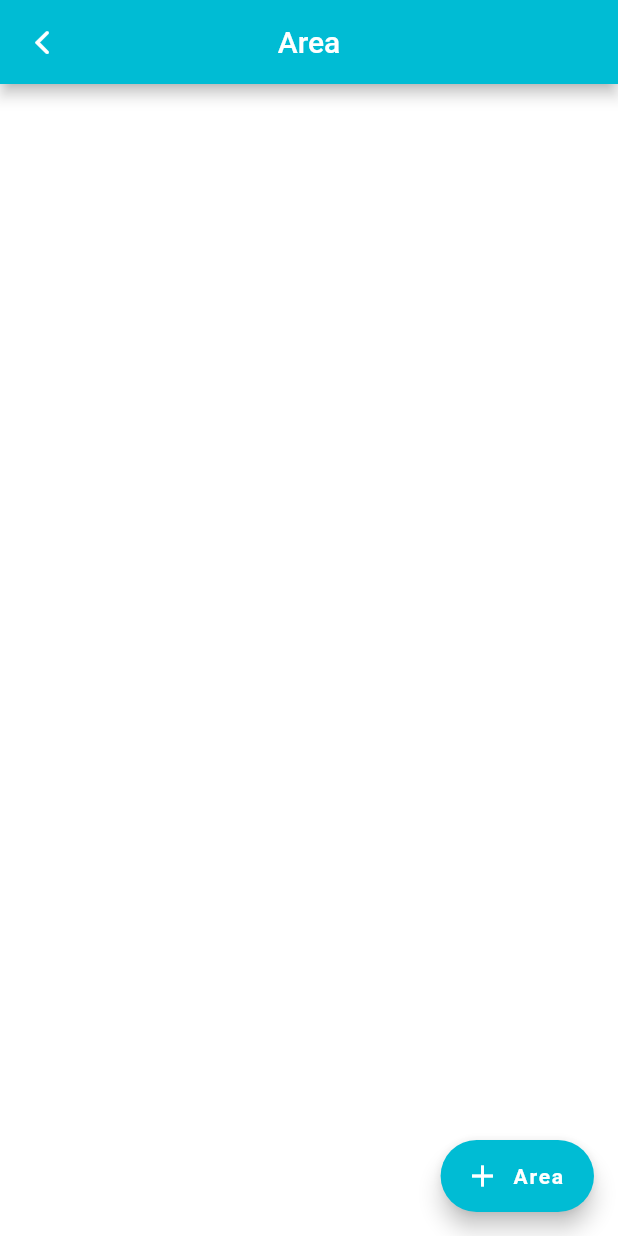
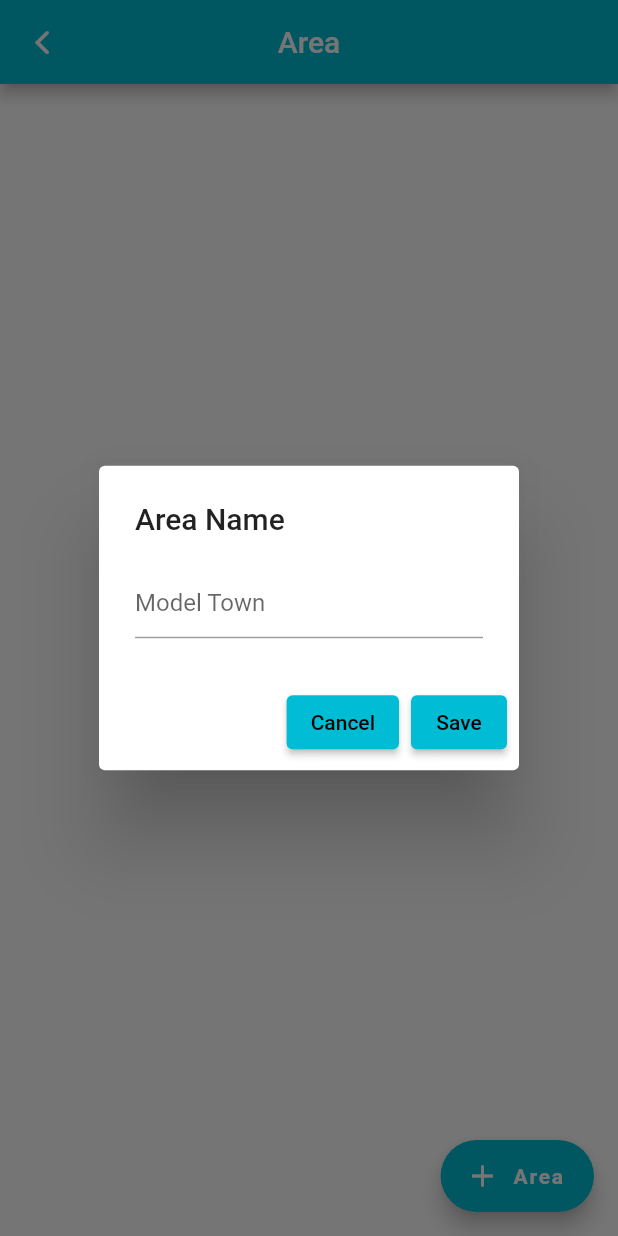
Before and after one commit to shk512/StockManagement-Flutter, a Flutter app: the Area screen opened by its route, after a tap on "Area", on a phone screen of 412 x 824 dp. Run offline on Flutter 3.47's test engine with Material 2 defaults, Android fonts, the phone set to English and light mode, and no system bars; our stand-ins replace cloud_firestore, email_validator, firebase_auth, firebase_core, shared_preferences; missing offline and left inert: dart:js_util; accounts and stored records are empty.

Commit message:
01-05-2023

```diff
--- a/lib/Models/company_model.dart
+++ b/lib/Models/company_model.dart
@@ -25,6 +25,8 @@ class CompanyModel{
   required num wallet,
   required bool isPackageActive,
   required List area,
+    required var lat,
+    required var lng
 })
     {
       return{
@@ -39,8 +41,8 @@ class CompanyModel{
         "packageType":packageType,
         "city":city,
         "geoLocation":{
-          "lat":GeoLocationModel.lat,
-          "lng":GeoLocationModel.lng
+          "lat":lat,
+          "lng":lng
         }
      };
     }
--- a/lib/Screens/Area/area.dart
+++ b/lib/Screens/Area/area.dart
@@ -1,9 +1,12 @@
+import 'package:firebase_auth/firebase_auth.dart';
 import 'package:flutter/cupertino.dart';
 import 'package:flutter/material.dart';
+import 'package:stock_management/Functions/user_company_data.dart';
+import 'package:stock_management/Models/company_model.dart';
+import 'package:stock_management/Models/user_model.dart';
+import 'package:stock_management/Screens/Splash_Error/error.dart';
 import 'package:stock_management/Services/DB/area_db.dart';
-import 'package:stock_management/Widgets/floating_action_button.dart';
 import 'package:stock_management/utils/snackBar.dart';
-import '../../utils/routes.dart';
 
 class Area extends StatefulWidget {
   const Area({Key? key}) : super(key: key);
@@ -13,16 +16,13 @@ class Area extends StatefulWidget {
 }
 
 class _AreaState extends State<Area> {
-  var area;
+  List? area;
   @override
   void initState() {
     super.initState();
-    getArea();
-  }
-  getArea()async{
-    var request=await AreaDB(id: "").getArea();
+    getUserAndCompanyData(FirebaseAuth.instance.currentUser!.uid);
     setState(() {
-      area=request;
+      area=UserModel.area;
     });
   }
   @override
@@ -38,38 +38,99 @@ class _AreaState extends State<Area> {
         title: const Text("Area",style: TextStyle(color: Colors.white),),
         centerTitle: true,
       ),
-      floatingActionButton:FloatingActionBtn(route: Routes.area, name: "Area"),
-      body: StreamBuilder(
-        stream: area,
-        builder: (context,AsyncSnapshot snapshot){
-          if(snapshot.connectionState==ConnectionState.waiting){
-            return const Center(child: CircularProgressIndicator(),);
+      floatingActionButton:   FloatingActionButton.extended(
+          onPressed: (){
+            showDialogueBox();
+          },
+          icon: const Icon(Icons.add,color: Colors.white,),
+          label: const Text("Area",style: TextStyle(color: Colors.white,fontWeight: FontWeight.bold),)
+      ),
+      body: ListView.builder(
+          itemCount: area!.isEmpty?0:area!.length,
+          itemBuilder: (context,index){
+            if(area!.isEmpty){
+              return const Center(child: Text('No area added yet!',
+                style: TextStyle(color: Colors.black45,fontWeight: FontWeight.bold),),);
+            }else{
+              if(CompanyModel.area.contains(area![index])){
+                return ListTile(
+                  title: Text(area![index]),
+                );
+              }else{
+                AreaDB(id: UserModel.userId).deleteUserArea(area![index]);
+                return const SizedBox(height: 0);
               }
-          if(snapshot.hasError){
-            return const Center(child: Text("error"),);
             }
-          if(!snapshot.hasData){
-            return const Center(child: Text("No Data Found"),);
-          }else{
-          return ListView.builder(
-              itemCount: snapshot.data.docs.length,
-              itemBuilder: (context,index){
-
-              });
           }
-        },
-      ),
+      )
     );
   }
   deleteArea(String areaId)async{
-   await AreaDB(id: areaId).deleteArea().then((value){
+    await AreaDB(id: CompanyModel.companyId).deleteArea(areaId).then((value){
       if(value){
+        showSnackbar(context, Colors.green, "Deleted");
+      }else{
+        showSnackbar(context, Colors.red, "Error");
+      }
+    }).onError((error, stackTrace) {
+      Navigator.push(context, MaterialPageRoute(builder: (context)=>ErrorScreen(error: error.toString())));
+    });
+  }
+  showDialogueBox(){
+    return showDialog(
+        context: context,
+        builder: (context){
+      TextEditingController areaName=TextEditingController();
+      final key=GlobalKey<FormState>();
+      return AlertDialog(
+        title: const Text("Area Name"),
+        content: TextFormField(
+          controller: areaName,
+          decoration: InputDecoration(
+            hintText: "Model Town",
+          ),
+          validator: (val){
+            return val!.isEmpty?"Please insert name":null;
+          },
+        ),
+        actions: [
+          ElevatedButton(
+              onPressed: (){
+                Navigator.pop(context);
+              },
+              child: const Text("Cancel")),
+          ElevatedButton(
+              onPressed: (){
+                if(key.currentState!.validate()){
+                  saveArea(areaName.text.toUpperCase());
+                }
+              }, child: const Text("Save")),
+        ],
+      );
+    });
+  }
+  saveArea(String areaName)async{
+    await AreaDB(id: CompanyModel.companyId).saveArea(areaName).then((value)async{
+      if(value==true){
+        await AreaDB(id: UserModel.userId).saveUserArea(areaName).then((value){
+          if(value==true){
+            showSnackbar(context, Colors.red, "Saved Successfully");
+            Navigator.pop(context);
             setState(() {
             });
-       showSnackbar(context,Colors.cyan,"Deleted");
           }else{
-       showSnackbar(context,Colors.cyan,"Error");
+            Navigator.pop(context);
+            showSnackbar(context, Colors.red, "Area with same name already available");
           }
+        }).onError((error, stackTrace){
+          Navigator.push(context, MaterialPageRoute(builder: (context)=>ErrorScreen(error: error.toString())));
+        });
+      }else{
+        Navigator.pop(context);
+        showSnackbar(context, Colors.red, "Area with same name already available");
+      }
+    }).onError((error, stackTrace){
+      Navigator.push(context, MaterialPageRoute(builder: (context)=>ErrorScreen(error: error.toString())));
     });
   }
 }
--- a/lib/Services/DB/area_db.dart
+++ b/lib/Services/DB/area_db.dart
@@ -6,23 +6,63 @@ class AreaDB{
   AreaDB({required this.id});
 
   //Reference
-  final areaCollection=FirebaseFirestore.instance.collection("area");
+  final companyAreaCollection=FirebaseFirestore.instance.collection("company");
+  final userAreaCollection=FirebaseFirestore.instance.collection("user");
 
-  //save Area
-  Future<bool?> saveArea(Map<String,dynamic> mapData)async{
-    await areaCollection.doc(id).set(mapData);
-    return true;
+  //save Company Area
+  Future<bool?> saveArea(String area)async{
+    DocumentSnapshot snapshot=await companyAreaCollection.doc(id).get();
+    List check=await snapshot["area"];
+    if(check.contains(area)){
+      return false;
+    }else{
+      companyAreaCollection.doc(id).update({
+        "area":FieldValue.arrayUnion([area]),
+      });
+      return true;
+    }
   }
 
-  //Get Area List
-  getArea(){
-    return areaCollection.snapshots();
+  //Delete Company Area
+  Future deleteArea(String area)async{
+    DocumentSnapshot snapshot=await companyAreaCollection.doc(id).get();
+    List check=await snapshot["area"];
+    if(check.contains(area)){
+      return false;
+    }else{
+      companyAreaCollection.doc(id).update({
+        "area":FieldValue.arrayRemove([area]),
+      });
+      return true;
+    }
   }
 
-  //Delete Area
-  Future deleteArea()async{
-    await areaCollection.doc(id).delete();
-    return true;
+  //Save User Area
+  Future<bool?> saveUserArea(String area)async{
+    DocumentSnapshot snapshot=await userAreaCollection.doc(id).get();
+    List check=await snapshot["area"];
+    if(check.contains(area)){
+      return false;
+    }else{
+      companyAreaCollection.doc(id).update({
+        "area":FieldValue.arrayUnion([area]),
+      });
+      return true;
+    }
+  }
+
+  //Delete Company Area
+  Future deleteUserArea(String area)async{
+    DocumentSnapshot snapshot=await userAreaCollection.doc(id).get();
+    List check=await snapshot["area"];
+    if(check.contains(area)){
+      return false;
+    }else{
+      companyAreaCollection.doc(id).update({
+        "area":FieldValue.arrayRemove([area]),
+      });
+      return true;
+    }
   }
 
 }
--- a/lib/Services/DB/company_db.dart
+++ b/lib/Services/DB/company_db.dart
@@ -11,4 +11,9 @@ class CompanyDb{
   getData()async{
     return await companyCollection.doc(id).get();
   }
+
+  //Update the Company Data
+  Future updateCompany (Map<String,dynamic> mapData)async{
+    await companyCollection.doc(id).update(mapData);
+  }
 }
```
Also changed, not shown: lib/Functions/update_company_data.dart (added, +26 -0 lines), lib/Screens/Dashboard/dashboard.dart (+12 -0 lines), lib/Screens/RegisterLogin/login.dart (+1 -7 lines), lib/Screens/Splash_Error/splash.dart (+12 -1 lines). Lines whose indentation alone changed are shown as unchanged.
